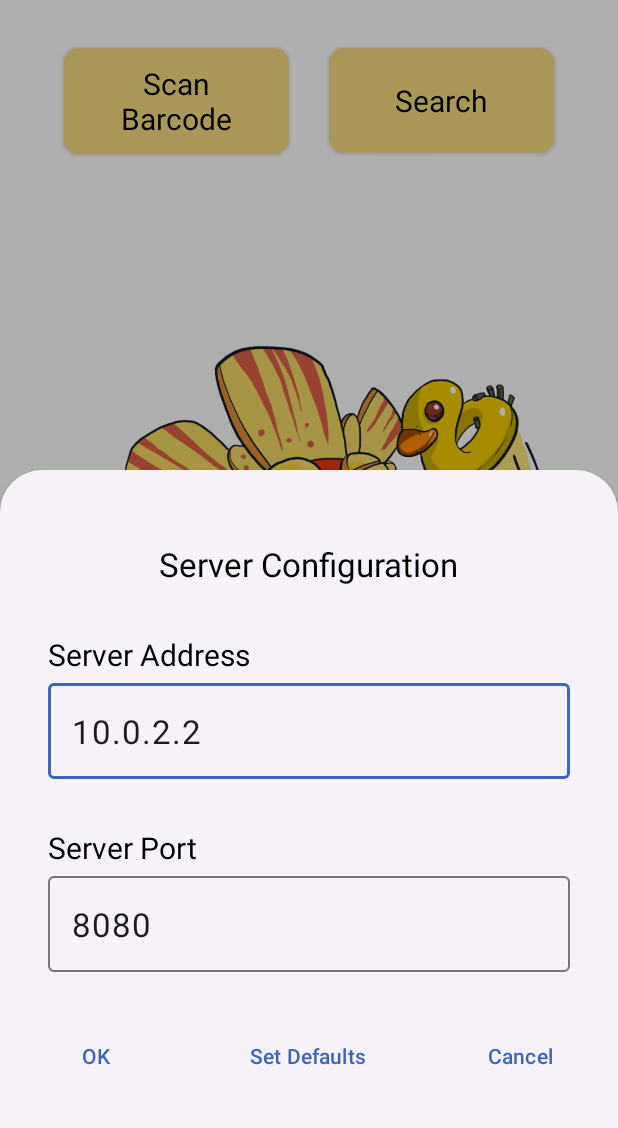
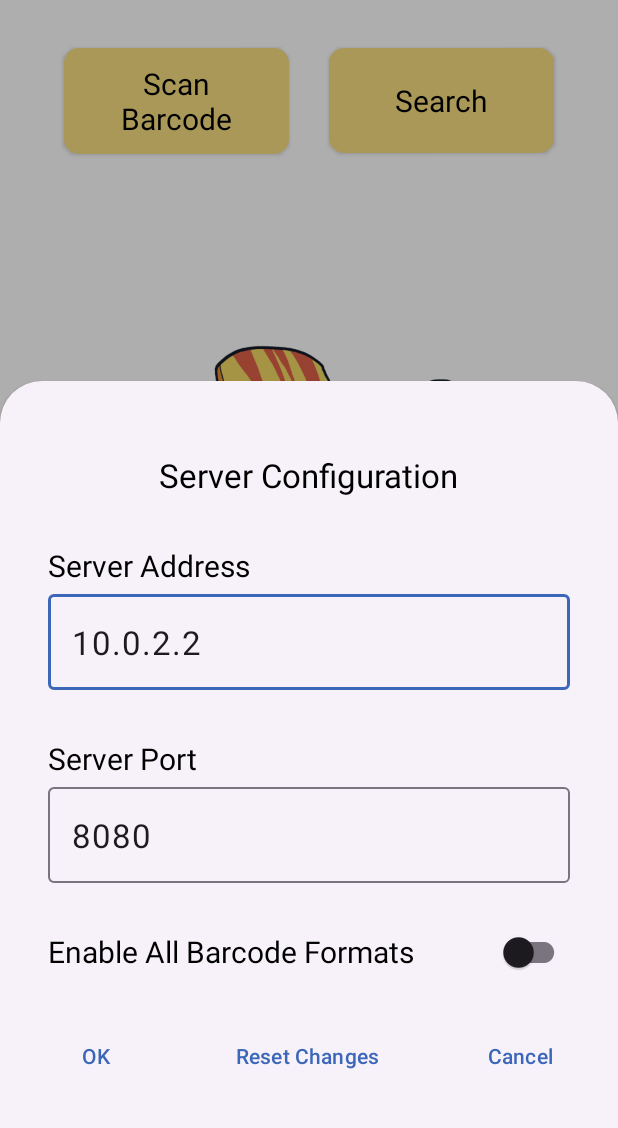
Before and after one commit to 4levity/crossoff, an Android app: the screen it shows after launch (MainActivity), in the options menu, after a tap on "Configure", on a phone screen of 412 x 824 dp, the part 96-1224 px from its top. Run offline under Robolectric (Android 15) with nearby library versions, the phone set to English and light mode, and no system bars; libraries missing offline, so code that uses them is left out: com.google.mlkit.vision; 4 statements that could not run were skipped.

Commit message:
- Implementation of play-services-code-scanner to replace the old barcode scanner. The old scanner is being kept as a functional backup. - Included another settings configuration for toggling between the specific barcode type used for priceless and the autodetect of the format. Autodetect is slower.

```diff
--- a/Crossoff/app/build.gradle
+++ b/Crossoff/app/build.gradle
@@ -35,8 +35,12 @@ dependencies {
     implementation 'androidx.core:core:1.12.0'
     implementation 'com.squareup.okhttp3:okhttp:3.10.0'
 
+    // used for old barcode scanner
     // vision services 19.0.0 seems to be the latest version that functions on Android API 23
     implementation 'com.google.android.gms:play-services-vision:19.0.0'
+
+    // used for new barcode scanner
+    implementation 'com.google.android.gms:play-services-code-scanner:16.1.0'
 
     testImplementation 'junit:junit:4.13.2'
 
--- a/Crossoff/app/src/main/AndroidManifest.xml
+++ b/Crossoff/app/src/main/AndroidManifest.xml
@@ -17,6 +17,10 @@
         android:theme="@style/AppTheme"
         android:usesCleartextTraffic="true">
 
+        <meta-data
+            android:name="com.google.mlkit.vision.DEPENDENCIES"
+            android:value="barcode_ui"/>
+
         <activity android:name="org.pricelessfestival.crossoff.scanner.MainActivity"
             android:exported="true"
             android:screenOrientation="portrait">
--- /dev/null
+++ b/Crossoff/app/src/main/java/org/pricelessfestival/crossoff/scanner/BarcodeScanner.java
@@ -0,0 +1,68 @@
+package org.pricelessfestival.crossoff.scanner;
+
+import android.content.Context;
+import android.util.Log;
+
+import androidx.annotation.IntDef;
+
+import com.google.android.gms.vision.barcode.Barcode;
+import com.google.mlkit.vision.codescanner.GmsBarcodeScanner;
+import com.google.mlkit.vision.codescanner.GmsBarcodeScannerOptions;
+import com.google.mlkit.vision.codescanner.GmsBarcodeScanning;
+
+import java.lang.annotation.Retention;
+
+import static java.lang.annotation.RetentionPolicy.SOURCE;
+
+/**
+ * Service Class for interfacing with the play-services-code-scanner
+ */
+public class BarcodeScanner {
+
+    @Retention(SOURCE)
+    @IntDef({Barcode.CODE_128, Barcode.ALL_FORMATS})
+    public @interface BarcodeType {}
+    // using ALL_FORMATS is a little slower
+
+    private final GmsBarcodeScanner scanner;
+    private final BarcodeCallback callback;
+
+    public BarcodeScanner(Context context, @BarcodeType int barcodeType, BarcodeCallback callback) {
+        this.callback = callback;
+
+        /*
+            If you know which barcode formats you expect to read, you can improve the speed of the
+            barcode detector by configuring it to only detect those formats.
+         */
+        GmsBarcodeScannerOptions options = new GmsBarcodeScannerOptions.Builder()
+                .setBarcodeFormats(barcodeType)
+                .build();
+
+        scanner = GmsBarcodeScanning.getClient(context.getApplicationContext(), options);
+    }
+
+    public void start() {
+        if (scanner == null) return;
+
+        scanner.startScan()
+                .addOnSuccessListener(
+                        barcode -> {
+                            // Task completed successfully
+                            String displayValue = barcode.getDisplayValue();
+                            callback.onBarcodeDetected(displayValue);
+                        })
+                .addOnCanceledListener(
+                        () -> { // Task canceled, back button
+                        })
+                .addOnFailureListener(
+                        e -> { // Task failed with an exception
+                            Log.e("BarcodeScanner", e.getMessage());
+                            callback.onBarcodeError(e);
+                        });
+    }
+
+    public interface BarcodeCallback {
+        void onBarcodeDetected(String barcode);
+        void onBarcodeError(Exception e);
+    }
+}
--- a/Crossoff/app/src/main/java/org/pricelessfestival/crossoff/scanner/config/AppSettings.java
+++ b/Crossoff/app/src/main/java/org/pricelessfestival/crossoff/scanner/config/AppSettings.java
@@ -1,7 +1,11 @@
 package org.pricelessfestival.crossoff.scanner.config;
+
+import com.google.android.gms.vision.barcode.Barcode;
+import org.pricelessfestival.crossoff.scanner.BarcodeScanner;
 
 public class AppSettings {
     // if running as Android Virtual Device, 10.0.2.2 is the magic address of host system localhost
     public static final String CROSSOFF_SERVER_HOST_ADDR = "10.0.2.2";
     public static final int CROSSOFF_SERVER_PORT = 8080;
+    @BarcodeScanner.BarcodeType public static final int CROSSOFF_BARCODE_TYPE = Barcode.CODE_128;
 }
--- a/Crossoff/app/src/main/java/org/pricelessfestival/crossoff/scanner/config/ConfigDialog.java
+++ b/Crossoff/app/src/main/java/org/pricelessfestival/crossoff/scanner/config/ConfigDialog.java
@@ -9,15 +9,19 @@ import android.view.LayoutInflater;
 import android.view.View;
 import android.view.ViewGroup;
 import android.widget.Button;
+import android.widget.TextView;
 import android.widget.Toast;
 
 import androidx.annotation.Nullable;
 
+import com.google.android.gms.vision.barcode.Barcode;
 import com.google.android.material.bottomsheet.BottomSheetDialogFragment;
+import com.google.android.material.switchmaterial.SwitchMaterial;
 import com.google.android.material.textfield.TextInputEditText;
 import com.google.android.material.textfield.TextInputLayout;
 
 import org.pricelessfestival.crossoff.R;
+import org.pricelessfestival.crossoff.scanner.BarcodeScanner;
 
 import java.util.Locale;
 
@@ -26,6 +30,10 @@ public class ConfigDialog extends BottomSheetDialogFragment {
     private final String IP_ADDRESS_REGEX = "^\\d{1,3}(\\.(\\d{1,3}(\\.(\\d{1,3}(\\.(\\d{1,3})?)?)?)?)?)?";
     private final String IP_ADDRESS_REGEX_2 = "^\\d{1,3}(\\.(\\d{1,3}(\\.(\\d{1,3}(\\.(\\d{1,3}))))))";
 
+    private Boolean addressGood = true;
+    private Boolean portGood = true;
+    private Button saveButton;
+    private View.OnClickListener saveListener;
 
     @Nullable
     @Override
@@ -38,12 +46,24 @@ public class ConfigDialog extends BottomSheetDialogFragment {
         TextInputLayout editServerAddressLayout = view.findViewById(R.id.editTextServerAddress_layout);
         TextInputEditText editServerPort = view.findViewById(R.id.editTextServerPort);
         TextInputLayout editServerPortLayout = view.findViewById(R.id.editTextServerPort_layout);
+        SwitchMaterial switchEnableAllBarcodeTypes = view.findViewById(R.id.switchEnableAllBarcodeTypes);
+        TextView toggleWarningText = view.findViewById(R.id.restartWarning);
 
-        Button saveButton = view.findViewById(R.id.button_save);
-        View.OnClickListener saveListener = v -> {
-            saveConfig(saveButton.getContext(), editServerAddress.getText().toString(), editServerPort.getText().toString());
+        saveButton = view.findViewById(R.id.button_save);
+        saveListener = v -> {
+            @BarcodeScanner.BarcodeType int barcodeType = Barcode.CODE_128;
+            if(switchEnableAllBarcodeTypes.isChecked())
+                barcodeType = Barcode.ALL_FORMATS;
+
+            saveConfig(saveButton.getContext(),
+                    editServerAddress.getText().toString(),
+                    editServerPort.getText().toString(),
+                    barcodeType);
             dismiss();
         };
+        // display stored value for the enable switch
+        int storedBarcodeType = SharedPrefs.instance(view.getContext()).getBarcodeType();
+        switchEnableAllBarcodeTypes.setChecked(storedBarcodeType == Barcode.ALL_FORMATS);
 
         Button cancelButton = view.findViewById(R.id.button_cancel);
         cancelButton.setOnClickListener(v -> dismiss());
@@ -58,7 +78,9 @@ public class ConfigDialog extends BottomSheetDialogFragment {
         Button defualtsButton = view.findViewById(R.id.button_defaults);
         defualtsButton.setOnClickListener(v -> {
             editServerAddress.setText(serverAddress);
-            editServerPort.setText(String.format(Locale.US, "%d", serverPort));});
+            editServerPort.setText(String.format(Locale.US, "%d", serverPort));
+            switchEnableAllBarcodeTypes.setChecked(storedBarcodeType == Barcode.ALL_FORMATS);
+        });
 
         // filter entered text for proper IP address format
         InputFilter[] filters = new InputFilter[1];
@@ -98,17 +120,13 @@ public class ConfigDialog extends BottomSheetDialogFragment {
                 if (s.toString().matches(IP_ADDRESS_REGEX_2)) {
                     editServerAddressLayout.setError(null);
                     editServerAddressLayout.setErrorEnabled(false);
-
-                    saveButton.setEnabled(true);
-                    saveButton.setOnClickListener(saveListener);
-                    saveButton.setClickable(true);
+                    addressGood = true;
+                    updateConfigDialog();
                 } else {
                     editServerAddressLayout.setError(getString(R.string.dialog_settings_server_address_error));
                     editServerAddressLayout.setErrorEnabled(true);
-
-                    saveButton.setEnabled(false);
-                    saveButton.setOnClickListener(null);
-                    saveButton.setClickable(false);
+                    addressGood = false;
+                    updateConfigDialog();
                 }
             }
         });
@@ -129,29 +147,57 @@ public class ConfigDialog extends BottomSheetDialogFragment {
                 if (!s.toString().isEmpty()) {
                     editServerPortLayout.setError(null);
                     editServerPortLayout.setErrorEnabled(false);
-
-                    saveButton.setEnabled(true);
-                    saveButton.setOnClickListener(saveListener);
-                    saveButton.setClickable(true);
+                    portGood = true;
+                    updateConfigDialog();
                 } else {
                     editServerPortLayout.setError(getString(R.string.dialog_settings_server_port_error));
                     editServerPortLayout.setErrorEnabled(true);
-
-                    saveButton.setEnabled(false);
-                    saveButton.setOnClickListener(null);
-                    saveButton.setClickable(false);
+                    portGood = false;
+                    updateConfigDialog();
                 }
             }
         });
 
+        switchEnableAllBarcodeTypes.setOnClickListener(new View.OnClickListener() {
+            @Override
+            public void onClick(View v) {
+                // toggle the visibility of the warning for the switch
+                if (toggleWarningText.getVisibility() == View.GONE)
+                    toggleWarningText.setVisibility(View.VISIBLE);
+                else
+                    toggleWarningText.setVisibility(View.GONE);
+            }
+        });
+
+        updateConfigDialog();
         return view;
     }
 
-    private void saveConfig(Context context, String address, String port) {
+    private void updateConfigDialog() {
+        if(addressGood && portGood)
+            enableSaveButton();
+        else
+            disableSaveButton();
+    }
+    private void enableSaveButton() {
+        saveButton.setEnabled(true);
+        saveButton.setOnClickListener(saveListener);
+        saveButton.setClickable(true);
+    }
+
+    private void disableSaveButton() {
+        saveButton.setEnabled(false);
+        saveButton.setOnClickListener(null);
+        saveButton.setClickable(false);
+    }
+
+    private void saveConfig(Context context, String address, String port,
+                            @BarcodeScanner.BarcodeType int barcodeType) {
         // cheating by not saving these in the background thread
         SharedPrefs.instance(context).setServerAddress(address);
         SharedPrefs.instance(context).setServerPort(Integer.parseInt(port));
         Toast.makeText(context, R.string.dialog_settings_updated, Toast.LENGTH_SHORT).show();
+        SharedPrefs.instance(context).setBarcodeType(barcodeType);
     }
 
     public static String TAG = "ConfigDialog";
--- a/Crossoff/app/src/main/java/org/pricelessfestival/crossoff/scanner/config/SharedPrefs.java
+++ b/Crossoff/app/src/main/java/org/pricelessfestival/crossoff/scanner/config/SharedPrefs.java
@@ -2,6 +2,8 @@ package org.pricelessfestival.crossoff.scanner.config;
 
 import android.content.Context;
 import android.content.SharedPreferences;
+
+import org.pricelessfestival.crossoff.scanner.BarcodeScanner;
 
 import java.util.Locale;
 
@@ -14,6 +16,7 @@ public class SharedPrefs {
     private static final String CROSSOFF_PREFERENCES = "CROSSOFF_PREFERENCES";
     private static final String KEY_SERVER_ADDRESS = "KEY_SERVER_ADDRESS";
     private static final String KEY_SERVER_PORT = "KEY_SERVER_PORT";
+    private static final String KEY_BARCODE_TYPE = "KEY_BARCODE_TYPE";
 
 
     private static SharedPrefs sInstance;
@@ -57,4 +60,13 @@ public class SharedPrefs {
     public String getBaseUrl() {
         return String.format(Locale.US, "http://%s:%d", getServerAddress(), getServerPort());
     }
+
+    //Default Barcode Type
+    @BarcodeScanner.BarcodeType
+    public int getBarcodeType() {
+        return mPrefs.getInt(KEY_BARCODE_TYPE, AppSettings.CROSSOFF_BARCODE_TYPE);
+    }
+    public void setBarcodeType(@BarcodeScanner.BarcodeType int barcodeType) {
+        mPrefs.edit().putInt(KEY_BARCODE_TYPE, barcodeType).apply();
+    }
 }
--- a/Crossoff/app/src/main/res/layout/dialog_config.xml
+++ b/Crossoff/app/src/main/res/layout/dialog_config.xml
@@ -84,6 +84,38 @@
             tools:text="8080"/>
     </com.google.android.material.textfield.TextInputLayout>
 
+    <TextView
+        android:id="@+id/switchDescription"
+        android:layout_width="wrap_content"
+        android:layout_height="wrap_content"
+        android:textSize="20sp"
+        android:layout_marginTop="32dp"
+        android:text="@string/dialog_settings_enable_all_barcode_types"
+        app:layout_constraintStart_toStartOf="parent"
+        app:layout_constraintTop_toBottomOf="@+id/editTextServerPort_layout" />
+
+    <com.google.android.material.switchmaterial.SwitchMaterial
+        android:id="@+id/switchEnableAllBarcodeTypes"
+        android:layout_width="wrap_content"
+        android:layout_height="wrap_content"
+        app:layout_constraintHorizontal_bias="1"
+        app:layout_constraintBottom_toBottomOf="@+id/switchDescription"
+        app:layout_constraintEnd_toEndOf="parent"
+        app:layout_constraintStart_toEndOf="@+id/switchDescription"
+        app:layout_constraintTop_toTopOf="@+id/switchDescription" />
+
+    <TextView
+        android:id="@+id/restartWarning"
+        android:layout_width="wrap_content"
+        android:layout_height="wrap_content"
+        android:textSize="16sp"
+        android:textColor="@color/pricelessRed"
+        android:layout_marginTop="4dp"
+        android:visibility="gone"
+        android:text="@string/dialog_settings_needs_restart"
+        app:layout_constraintStart_toStartOf="parent"
+        app:layout_constraintTop_toBottomOf="@+id/switchDescription" />
+
     <Button
         android:id="@+id/button_save"
         android:layout_width="wrap_content"
@@ -92,7 +124,7 @@
         android:allowClickWhenDisabled="false"
         android:text="@android:string/ok"
         app:layout_constraintStart_toStartOf="parent"
-        app:layout_constraintTop_toBottomOf="@+id/editTextServerPort_layout" />
+        app:layout_constraintTop_toBottomOf="@+id/switchDescription" />
 
     <Button
         android:id="@+id/button_cancel"
@@ -102,7 +134,7 @@
         app:layout_constraintHorizontal_bias="1"
         android:text="@android:string/cancel"
         app:layout_constraintEnd_toEndOf="parent"
-        app:layout_constraintTop_toBottomOf="@+id/editTextServerPort_layout" />
+        app:layout_constraintTop_toBottomOf="@+id/switchDescription" />
 
     <Button
         android:id="@+id/button_defaults"
@@ -111,9 +143,9 @@
         android:layout_marginStart="16dp"
         android:layout_marginTop="32dp"
         android:layout_marginEnd="16dp"
-        android:text="@string/dialog_settings_restore_default_button"
+        android:text="@string/dialog_settings_reset_changes_button"
         app:layout_constraintEnd_toStartOf="@+id/button_cancel"
         app:layout_constraintStart_toEndOf="@+id/button_save"
-        app:layout_constraintTop_toBottomOf="@+id/editTextServerPort_layout" />
+        app:layout_constraintTop_toBottomOf="@+id/switchDescription" />
 
 </androidx.constraintlayout.widget.ConstraintLayout>
--- a/Crossoff/app/src/main/res/values/strings.xml
+++ b/Crossoff/app/src/main/res/values/strings.xml
@@ -9,11 +9,7 @@
     <string name="connecting">"Please wait, contacting server…"</string>
     <string name="configure">Configure</string>
     <string name="clear">CLEAR</string>
-
-    <!-- Strings related to barcode scanner -->
-    <string name="permission_camera_rationale">Access to the camera is needed for detection</string>
-    <string name="no_camera_permission">This application cannot run because it does not have the camera permission.  The application will now exit.</string>
-    <string name="low_storage_error">Face detector dependencies cannot be downloaded due to low device storage</string>
+    <string name="scan_stopped">Scan Stopped</string>
 
     <!-- Dialog Settings -->
     <string name="dialog_settings_server">Server Configuration</string>
@@ -22,5 +18,12 @@
     <string name="dialog_settings_server_address_error">Must be a properly formatted IP address</string>
     <string name="dialog_settings_server_port_error">Must be at least one digit</string>
     <string name="dialog_settings_updated">Settings Updated</string>
-    <string name="dialog_settings_restore_default_button">Set Defaults</string>
+    <string name="dialog_settings_reset_changes_button">Reset Changes</string>
+    <string name="dialog_settings_enable_all_barcode_types">Enable All Barcode Formats</string>
+    <string name="dialog_settings_needs_restart">Toggle Needs Restart</string>
+
+    <!-- Strings related to old barcode scanner -->
+    <string name="permission_camera_rationale">Access to the camera is needed for detection</string>
+    <string name="no_camera_permission">This application cannot run because it does not have the camera permission.  The application will now exit.</string>
+    <string name="low_storage_error">Face detector dependencies cannot be downloaded due to low device storage</string>
 </resources>
--- a/Crossoff/build.gradle
+++ b/Crossoff/build.gradle
@@ -3,7 +3,8 @@
 buildscript {
     repositories {
         google()
-        jcenter()
+        jcenter() // no longer updated
+        mavenCentral()
     }
     dependencies {
         classpath 'com.android.tools.build:gradle:8.4.0'
@@ -16,7 +17,8 @@ buildscript {
 allprojects {
     repositories {
         google()
-        jcenter()
+        jcenter() // no longer updated
+        mavenCentral()
     }
 }
 
```
Also changed, not shown: Crossoff/app/src/main/java/org/pricelessfestival/crossoff/scanner/MainActivity.java (+59 -22 lines), Crossoff/app/src/main/java/org/pricelessfestival/crossoff/scanner/barcode/BarcodeCaptureActivity.java (+6 -1 lines).
